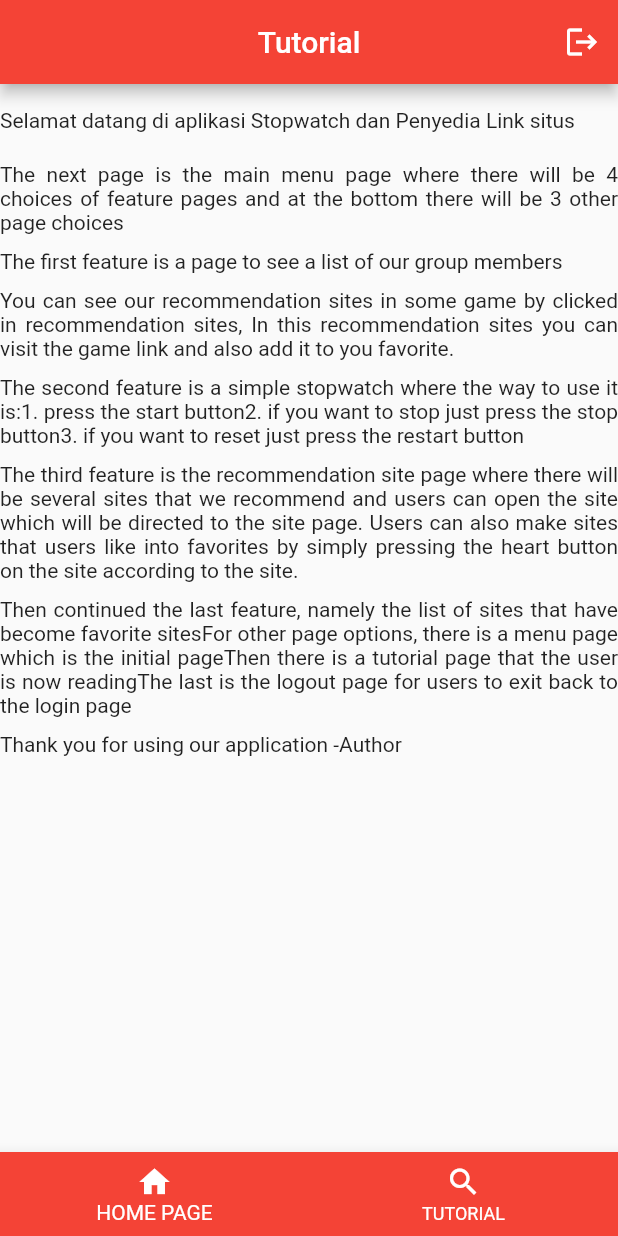
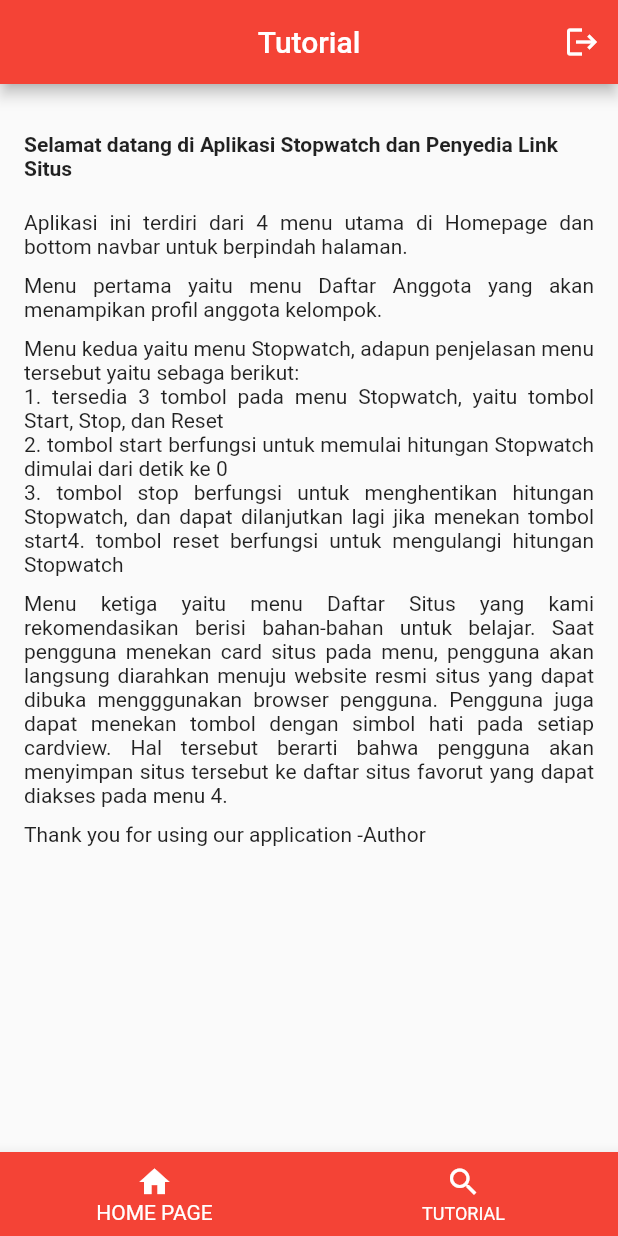
Before and after one commit to AbdiDR/tugas4_TPM, a Flutter app: the TutorPage screen opened directly with empty values, on a phone screen of 412 x 824 dp. Run offline on Flutter 3.47's test engine with Material 2 defaults, Android fonts, the phone set to English and light mode, and no system bars; our stand-ins replace stop_watch_timer; network calls fail.

Commit message:
fixed all

```diff
--- a/lib/tutorial_page.dart
+++ b/lib/tutorial_page.dart
@@ -28,46 +28,40 @@ class TutorPage extends StatelessWidget {
         ],
         title: const Text('Tutorial'),
       ),
-      body: Column(
+      body: Padding(
+        padding: const EdgeInsets.all(16.0),
+        child: Column(
           crossAxisAlignment: CrossAxisAlignment.start,
           children: const [
             SizedBox(height: 16),
-          Text('Selamat datang di aplikasi Stopwatch dan Penyedia Link situs'),
+            Text(
+              'Selamat datang di Aplikasi Stopwatch dan Penyedia Link Situs',
+              style: TextStyle(
+                fontWeight: FontWeight.bold,
+              ),
+            ),
             SizedBox(height: 20),
             Text(
-            'The next page is the main menu page where there will be 4 choices of feature pages and at the bottom there will be 3 other page choices ',
+              'Aplikasi ini terdiri dari 4 menu utama di Homepage dan bottom navbar untuk berpindah halaman.',
               textAlign: TextAlign.justify,
             ),
             SizedBox(height: 10),
             Text(
-            'The first feature is a page to see a list of our group members',
+              'Menu pertama yaitu menu Daftar Anggota yang akan menampikan profil anggota kelompok.',
               textAlign: TextAlign.justify,
             ),
             SizedBox(height: 10),
             Text(
-            'You can see our recommendation sites in some game by clicked in recommendation sites,'
-                ' In this recommendation sites you can visit the game link and also add it to you favorite.',
+              'Menu kedua yaitu menu Stopwatch, adapun penjelasan menu tersebut yaitu sebaga berikut:\n'
+                  '1. tersedia 3 tombol pada menu Stopwatch, yaitu tombol Start, Stop, dan Reset\n'
+                  '2. tombol start berfungsi untuk memulai hitungan Stopwatch dimulai dari detik ke 0\n'
+                  '3. tombol stop berfungsi untuk menghentikan hitungan Stopwatch, dan dapat dilanjutkan lagi jika menekan tombol start'
+                  '4. tombol reset berfungsi untuk mengulangi hitungan Stopwatch',
               textAlign: TextAlign.justify,
             ),
             SizedBox(height: 10),
             Text(
-            'The second feature is a simple stopwatch where the way to use it is:'
-                '1. press the start button'
-                '2. if you want to stop just press the stop button'
-                '3. if you want to reset just press the restart button',
-            textAlign: TextAlign.justify,
-          ),
-          SizedBox(height: 10),
-          Text(
-            'The third feature is the recommendation site page where there will be several sites that we recommend and users can open the site which will be directed to the site page. Users can also make sites that users like into favorites by simply pressing the heart button on the site according to the site.',
-            textAlign: TextAlign.justify,
-          ),
-          SizedBox(height: 10),
-          Text(
-            'Then continued the last feature, namely the list of sites that have become favorite sites'
-                'For other page options, there is a menu page which is the initial page'
-                'Then there is a tutorial page that the user is now reading'
-                'The last is the logout page for users to exit back to the login page',
+              'Menu ketiga yaitu menu Daftar Situs yang kami rekomendasikan berisi bahan-bahan untuk belajar. Saat pengguna menekan card situs pada menu, pengguna akan langsung diarahkan menuju website resmi situs yang dapat dibuka mengggunakan browser pengguna. Pengguna juga dapat menekan tombol dengan simbol hati pada setiap cardview. Hal tersebut berarti bahwa pengguna akan menyimpan situs tersebut ke daftar situs favorut yang dapat diakses pada menu 4.',
               textAlign: TextAlign.justify,
             ),
             SizedBox(height: 10),
@@ -76,6 +70,7 @@ class TutorPage extends StatelessWidget {
               textAlign: TextAlign.center,
             ),
           ],
+        ),
       ),
       bottomNavigationBar: BottomNavigationBar(
         selectedItemColor: Colors.white, // set the color of the selected icon
```
Also changed, not shown: lib/home_page.dart (+4 -4 lines), lib/situs_rekomendasi.dart (+10 -0 lines). Lines whose indentation alone changed are shown as unchanged.
